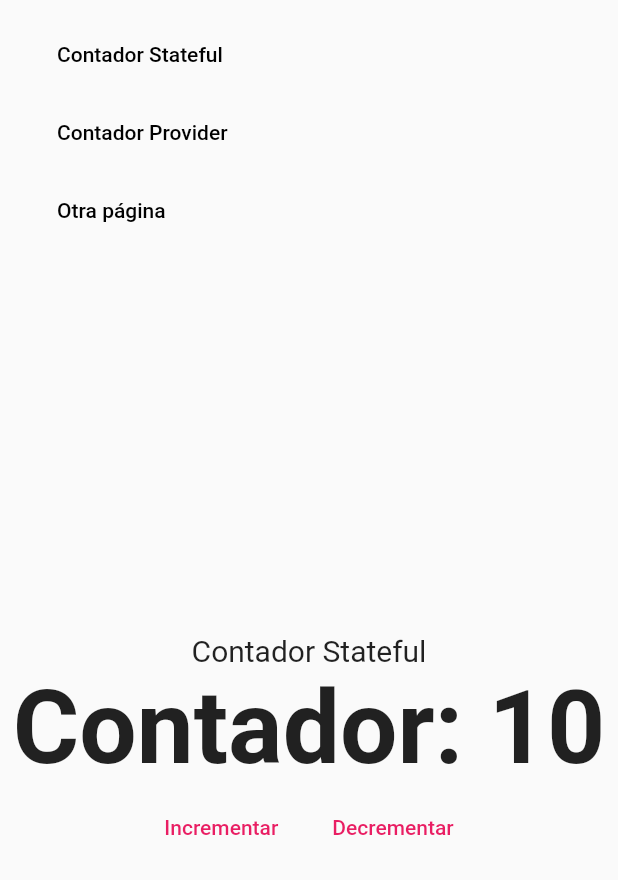
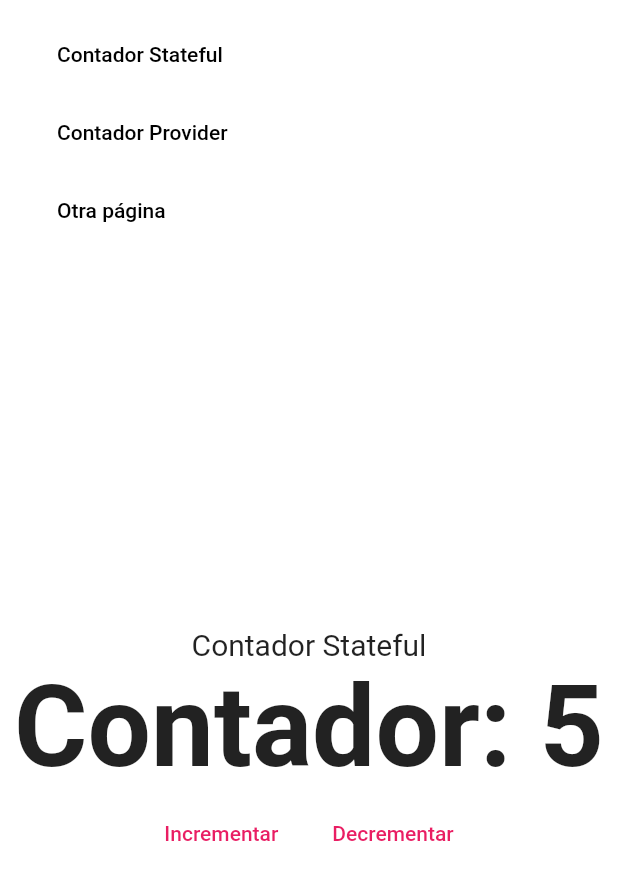
Before and after one commit to daniesquivelc97/Flutter-web-bases, a Flutter app: the screen it shows after launch, on a phone screen of 412 x 824 dp. Shown: the top 880 px of the screen. Run offline on Flutter 3.47's test engine with Material 2 defaults, Android fonts, the phone set to English and light mode, and no system bars; our stand-ins replace fluro, get_it.

Commit message:
Route implementation with Flurorouter

```diff
--- a/lib/main.dart
+++ b/lib/main.dart
@@ -1,11 +1,12 @@
 import 'package:bases_web/locator.dart';
-import 'package:bases_web/router/route_generator.dart';
+import 'package:bases_web/router/route.dart';
 import 'package:bases_web/ui/layout/main_layout_page.dart';
 import 'package:bases_web/ui/services/navigation_service.dart';
 import 'package:flutter/material.dart';
 
 void main() {
   setupLocator();
+  Flurorouter.configureRutes();
   runApp(const MyApp());
 }
 
@@ -17,14 +18,18 @@ class MyApp extends StatelessWidget {
     return MaterialApp(
       debugShowCheckedModeBanner: false,
       title: 'RutasApp',
-      initialRoute: '/stateful',
-      onGenerateRoute: RouteGenerator.generateRoute,
+      initialRoute: '/',
+      // onGenerateRoute: RouteGenerator.generateRoute,
+      onGenerateRoute: Flurorouter.router.generator,
       navigatorKey: locator<NavigationService>().navigatorKey,
       builder: (_, child) {
         return MainLayoutPage(
           child: child ?? Container(),
         );
       },
+      theme: ThemeData.light().copyWith(
+        scaffoldBackgroundColor: Colors.white,
+      ),
     );
   }
 }
--- a/lib/providers/counter_provider.dart
+++ b/lib/providers/counter_provider.dart
@@ -2,6 +2,12 @@ import 'package:flutter/material.dart';
 
 class CounterProvider extends ChangeNotifier {
   int _counter = 15;
+
+  CounterProvider(String base) {
+    if (int.tryParse(base) != null) {
+      _counter = int.parse(base);
+    }
+  }
 
   get counter => _counter;
 
--- /dev/null
+++ b/lib/router/route.dart
@@ -0,0 +1,43 @@
+import 'package:bases_web/router/route_handlers.dart';
+import 'package:fluro/fluro.dart';
+
+class Flurorouter {
+  static final FluroRouter router = FluroRouter();
+
+  static void configureRutes() {
+    router.define(
+      '/',
+      handler: counterHandler,
+      transitionType: TransitionType.fadeIn,
+    );
+
+    // Stateful Routes
+    router.define(
+      '/stateful',
+      handler: counterHandler,
+      transitionType: TransitionType.fadeIn,
+    );
+
+    router.define(
+      '/stateful/:base',
+      handler: counterHandler,
+      transitionType: TransitionType.fadeIn,
+    );
+
+    // Provider Routes
+    router.define(
+      '/provider',
+      handler: counterProviderHandler,
+      transitionType: TransitionType.fadeIn,
+    );
+
+    router.define(
+      '/dashboard/users/:userid/:roleid',
+      handler: dashboardUserHandler,
+      transitionType: TransitionType.fadeIn,
+    );
+
+    // 404 - Not Found Page
+    router.notFoundHandler = pageNotFoundHandler;
+  }
+}
--- /dev/null
+++ b/lib/router/route_handlers.dart
@@ -0,0 +1,31 @@
+import 'package:fluro/fluro.dart';
+
+import '../ui/views/counter_provider_view.dart';
+import '../ui/views/counter_view.dart';
+import '../ui/views/view_404.dart';
+
+final counterHandler = Handler(
+  handlerFunc: (context, parameters) {
+    return CounterView(
+      base: parameters['base']?.first ?? '5',
+    );
+  },
+);
+
+final counterProviderHandler = Handler(
+  handlerFunc: (context, parameters) {
+    return CounterProviderView(
+      base: parameters['q']?.first ?? '10',
+    );
+  },
+);
+
+final dashboardUserHandler = Handler(
+  handlerFunc: (context, parameters) {
+    return const View404();
+  },
+);
+
+final pageNotFoundHandler = Handler(
+  handlerFunc: (_, __) => const View404(),
+);
--- a/lib/ui/pages/counter_provider_page.dart
+++ b/lib/ui/pages/counter_provider_page.dart
@@ -10,7 +10,7 @@ class CounterProviderPage extends StatelessWidget {
   @override
   Widget build(BuildContext context) {
     return ChangeNotifierProvider(
-        create: (_) => CounterProvider(),
+        create: (_) => CounterProvider('5'),
         child: const _CounterProviderPageBody());
   }
 }
--- a/lib/ui/views/counter_view.dart
+++ b/lib/ui/views/counter_view.dart
@@ -2,7 +2,12 @@ import 'package:bases_web/ui/shared/custom_flat_button.dart';
 import 'package:flutter/material.dart';
 
 class CounterView extends StatefulWidget {
-  const CounterView({Key? key}) : super(key: key);
+  final String base;
+
+  const CounterView({
+    Key? key,
+    required this.base,
+  }) : super(key: key);
 
   @override
   State<CounterView> createState() => _CounterViewState();
@@ -10,6 +15,14 @@ class CounterView extends StatefulWidget {
 
 class _CounterViewState extends State<CounterView> {
   int counter = 10;
+
+  @override
+  void initState() {
+    super.initState();
+    if (int.tryParse(widget.base) != null) {
+      counter = int.parse(widget.base);
+    }
+  }
 
   @override
   Widget build(BuildContext context) {
--- a/lib/ui/views/view_404.dart
+++ b/lib/ui/views/view_404.dart
@@ -6,7 +6,9 @@ class View404 extends StatelessWidget {
 
   @override
   Widget build(BuildContext context) {
-    return Center(
+    return Container(
+      color: Colors.white,
+      child: Center(
         child: Column(
           mainAxisAlignment: MainAxisAlignment.center,
           children: [
@@ -30,6 +32,7 @@ class View404 extends StatelessWidget {
             ),
           ],
         ),
+      ),
     );
   }
 }
--- a/pubspec.yaml
+++ b/pubspec.yaml
@@ -28,6 +28,7 @@ environment:
 # versions available, run `flutter pub outdated`.
 dependencies:
   cupertino_icons: ^1.0.2
+  fluro: ^2.0.3
   flutter:
     sdk: flutter
   get_it: ^7.2.0
```
Also changed, not shown: lib/router/route_generator.dart (+10 -2 lines), lib/ui/shared/custom_app_menu.dart (+14 -0 lines), lib/ui/views/counter_provider_view.dart (+7 -2 lines), pubspec.lock. Lines whose indentation alone changed are shown as unchanged.
